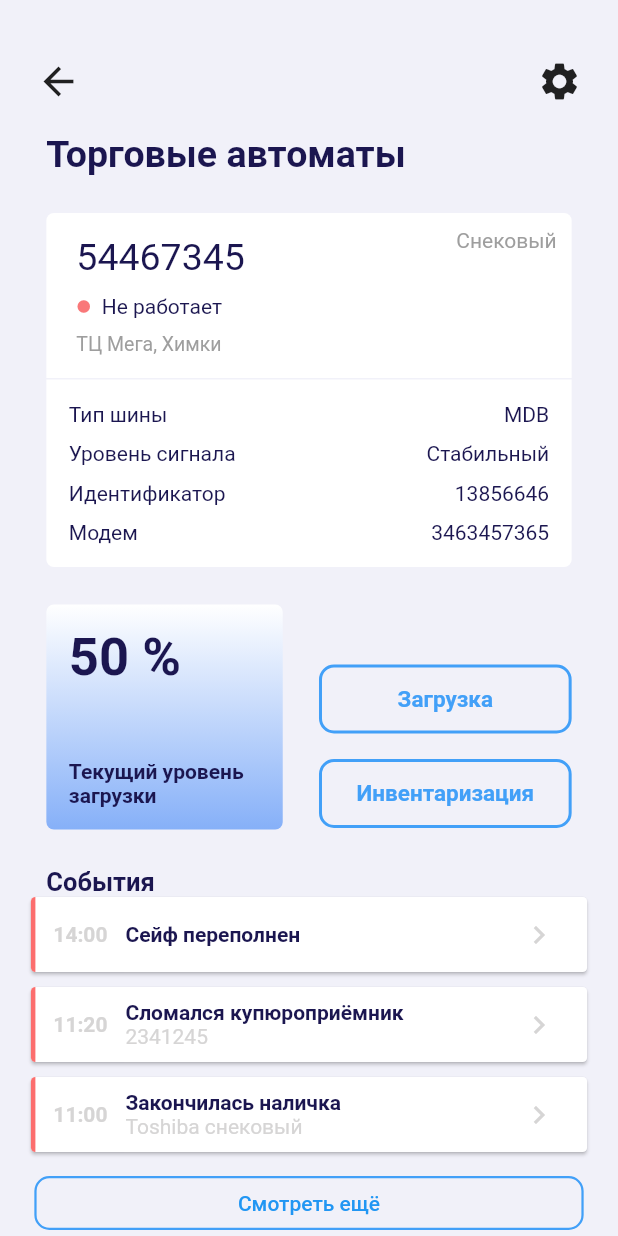
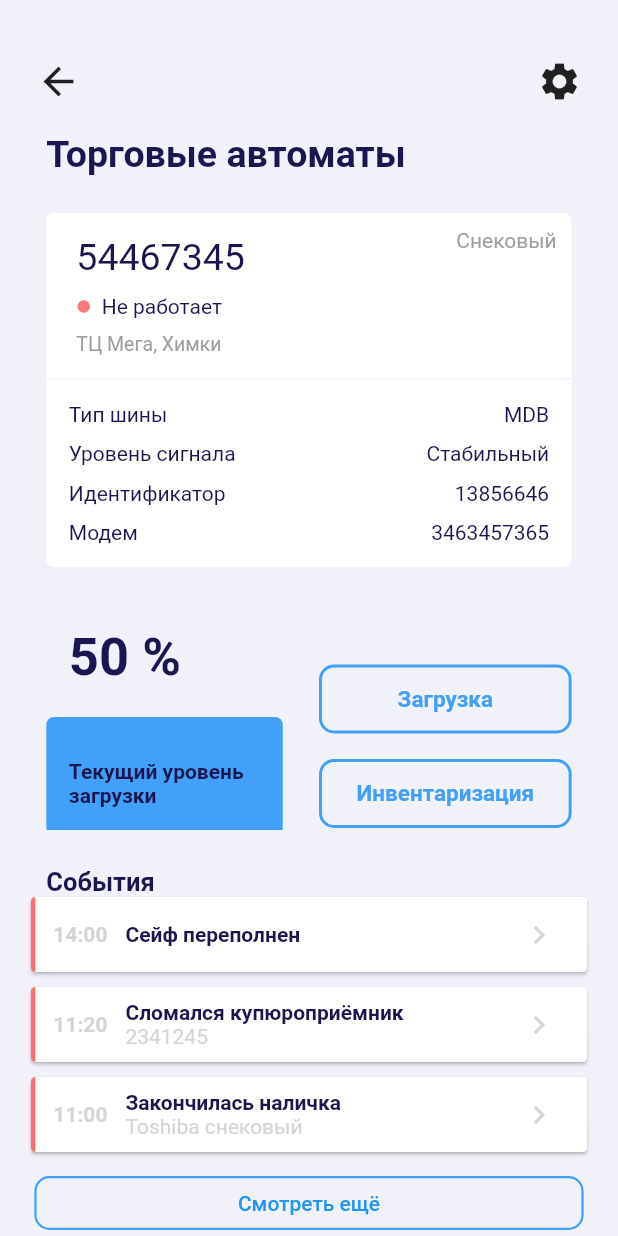
Before and after one commit to GenerallRoss/PyrobyteTestProject, a Flutter app: the screen it shows after launch, on a phone screen of 412 x 824 dp. Run offline on Flutter 3.47's test engine with Material 2 defaults, Android fonts, the phone set to English and light mode, and no system bars.

Commit message:
Добавлена анимация загрузки

```diff
--- a/lib/main.dart
+++ b/lib/main.dart
@@ -35,8 +35,6 @@ class MyHomePage extends StatefulWidget {
 }
 
 class _MyHomePageState extends State<MyHomePage> {
-  //List<Price> price = PriceUtils.getPrice();
-
   @override
   Widget build(BuildContext context) {
     double width = MediaQuery.of(context).size.width;
--- a/lib/widgets/bottom_sheet/main_bottom_sheet.dart
+++ b/lib/widgets/bottom_sheet/main_bottom_sheet.dart
@@ -1,6 +1,4 @@
 import 'package:flutter/material.dart';
-import 'package:test_project/classes/price.dart';
-import 'package:test_project/utils/price_utils.dart';
 import 'package:test_project/values/constants.dart';
 import 'package:test_project/values/machine_info.dart';
 import 'package:test_project/widgets/bottom_sheet/cash_input.dart';
@@ -10,8 +8,6 @@ import 'package:test_project/widgets/bottom_sheet/use_or_dont.dart';
 
 class MyBottomSheet {
   bool _isChecked = false;
-  bool _isUsed = true;
-  List<Price> price = PriceUtils.getPrice();
   Future showMyBottomSheet(BuildContext context) {
     return showModalBottomSheet(
         context: context,
--- a/lib/widgets/mains/loading/loading_animation.dart
+++ b/lib/widgets/mains/loading/loading_animation.dart
@@ -11,36 +11,84 @@ class LoadingAnimation extends StatefulWidget {
   State<LoadingAnimation> createState() => _LoadingAnimationState();
 }
 
-class _LoadingAnimationState extends State<LoadingAnimation> {
+class _LoadingAnimationState extends State<LoadingAnimation>
+    with SingleTickerProviderStateMixin {
+  late Animation _animation;
+  late AnimationController _animationController;
+  int loadingValue = 50;
+  bool _startAnimation = false;
+
+  @override
+  void initState() {
+    _animationController = AnimationController(
+        vsync: this, duration: const Duration(milliseconds: 1500));
+    _animation = IntTween(begin: 0, end: loadingValue).animate(CurvedAnimation(
+        parent: _animationController, curve: Curves.easeInOutCirc));
+    _animationController.forward();
+    startAnim();
+    super.initState();
+  }
+
+  Future startAnim() async {
+    await Future.delayed(const Duration(seconds: 1));
+    setState(() {
+      _startAnimation = !_startAnimation;
+    });
+  }
+
   @override
   Widget build(BuildContext context) {
-    return Container(
+    double width = widget.constraints.maxWidth * 0.45;
+    double height = widget.constraints.maxHeight;
+    return Stack(
+      children: [
+        AnimatedPositioned(
+            curve: Curves.easeInOutCirc,
+            width: width,
+            height: height,
+            top: _startAnimation
+                ? height - (height * 0.01 * loadingValue)
+                : height,
+            duration: const Duration(milliseconds: 1500),
+            child: Container(
+              decoration: BoxDecoration(
+                color: buttonColor,
+                borderRadius: BorderRadius.circular(5),
+              ),
+              width: width,
+              height: height,
+            )),
+        Container(
           padding: const EdgeInsets.all(15),
           decoration: BoxDecoration(
-          gradient: const LinearGradient(
-              //stops: [_loadingValue / 100, _loadingValue / 100],
-              begin: Alignment.bottomCenter,
-              end: Alignment.topCenter,
-              tileMode: TileMode.mirror,
-              colors: [Color.fromARGB(255, 134, 176, 248), Colors.white]),
+              color: Colors.transparent,
               borderRadius: BorderRadius.circular(5)),
-      width: widget.constraints.maxWidth * 0.45,
-      height: widget.constraints.maxHeight,
+          width: width,
+          height: height,
           child: Column(
             mainAxisAlignment: MainAxisAlignment.spaceBetween,
             crossAxisAlignment: CrossAxisAlignment.start,
-        children: const [
-          Text(
-            '50 %',
-            style: TextStyle(
-                fontSize: 35, fontWeight: FontWeight.bold, color: textColor),
+            children: [
+              AnimatedBuilder(
+                animation: _animation,
+                builder: (BuildContext context, Widget? child) {
+                  return Text(
+                    '${_animation.value} %',
+                    style: const TextStyle(
+                        fontSize: 35,
+                        fontWeight: FontWeight.bold,
+                        color: textColor),
+                  );
+                },
               ),
-          Text(
+              const Text(
                 'Текущий уровень загрузки',
                 style: TextStyle(fontWeight: FontWeight.bold, color: textColor),
               )
             ],
           ),
+        ),
+      ],
     );
   }
 }
--- a/pubspec.yaml
+++ b/pubspec.yaml
@@ -34,6 +34,7 @@ dependencies:
   # The following adds the Cupertino Icons font to your application.
   # Use with the CupertinoIcons class for iOS style icons.
   cupertino_icons: ^1.0.2
+  percent_indicator: ^4.2.2
 
 dev_dependencies:
   flutter_test:
```
Also changed, not shown: pubspec.lock. Lines whose indentation alone changed are shown as unchanged.
